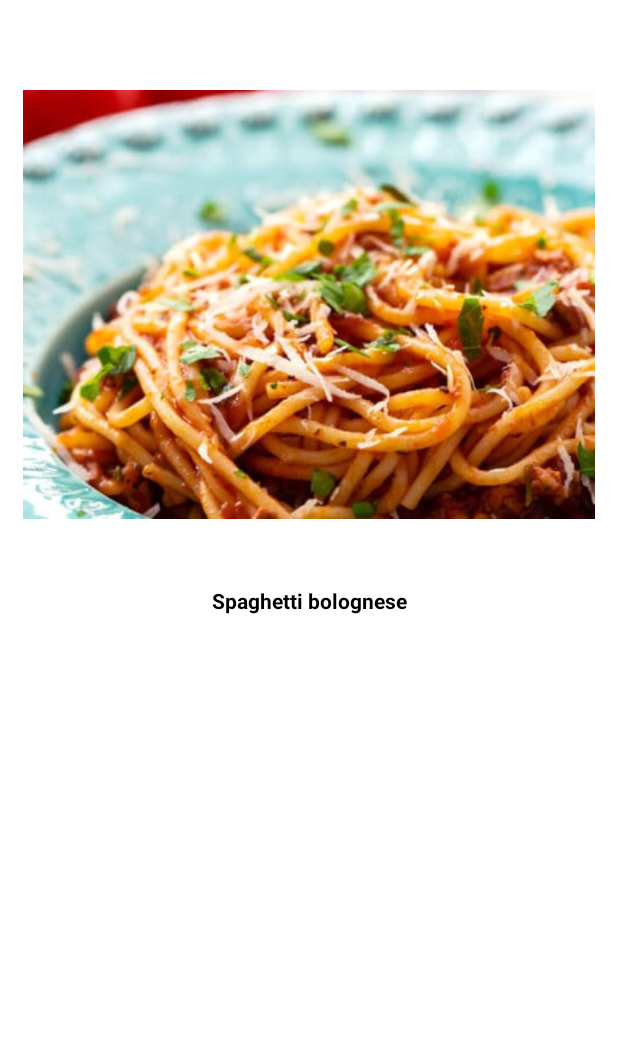
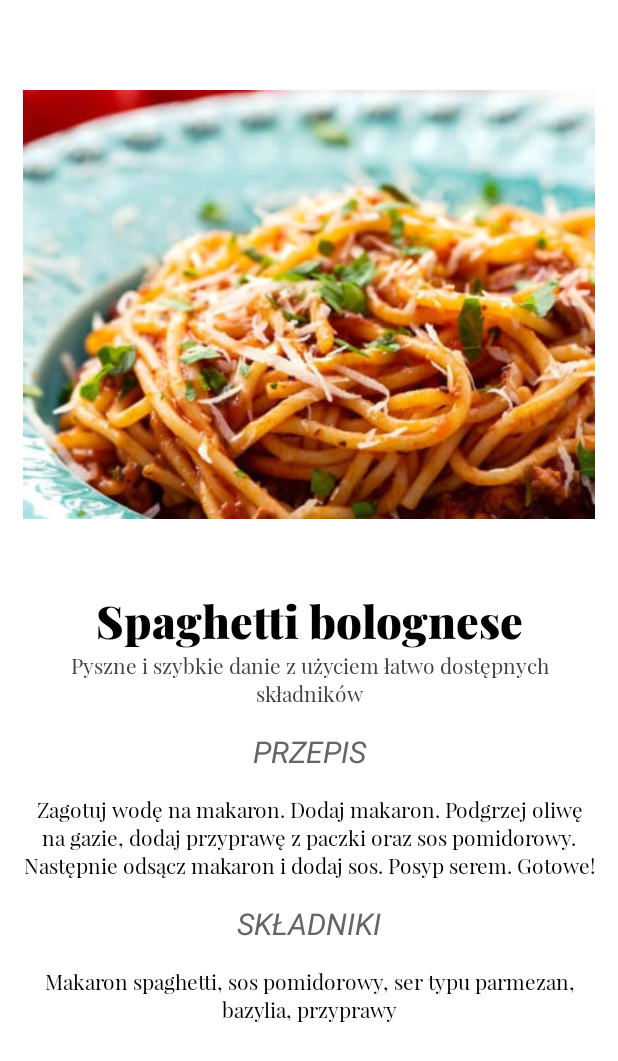
Before and after one commit to AndrzejKrzywda00/EverydayCook, an Android app: the layout dish_display_fragment.xml on its own in the app's theme, with its tools: preview values and no code run, on a phone screen of 412 x 824 dp. Shown: the top 1061 px of the screen. Run offline under Robolectric (Android 15) with nearby library versions, the phone set to English and light mode, and no system bars; Roboto replaces fonts that are not available here.

Commit message:
dodano podstawowy wygląd okna przedstawiania dania

```diff
--- /dev/null
+++ b/app/src/main/res/font/playfair_display_black.xml
@@ -0,0 +1,7 @@
+<?xml version="1.0" encoding="utf-8"?>
+<font-family xmlns:app="http://schemas.android.com/apk/res-auto"
+        app:fontProviderAuthority="com.google.android.gms.fonts"
+        app:fontProviderPackage="com.google.android.gms"
+        app:fontProviderQuery="name=Playfair Display&amp;weight=900"
+        app:fontProviderCerts="@array/com_google_android_gms_fonts_certs">
+</font-family>
--- a/app/src/main/res/layout/dish_display_fragment.xml
+++ b/app/src/main/res/layout/dish_display_fragment.xml
@@ -32,38 +32,71 @@
             <TextView
                 android:layout_width="match_parent"
                 android:layout_height="wrap_content"
+                android:fontFamily="@font/playfair_display_black"
                 android:text="@string/default_dish_name"
-                android:textStyle="bold"
+                android:textAlignment="center"
                 android:textColor="@color/black"
-                android:textAlignment="center">
+                android:textSize="30sp">
 
             </TextView>
 
             <!--Place for the subtitle-->
             <TextView
                 android:layout_width="match_parent"
-                android:layout_height="wrap_content">
+                android:layout_height="wrap_content"
+                android:text="@string/default_dish_description"
+                android:textAlignment="center"
+                android:fontFamily="@font/playfair_display"
+                android:textColor="@color/cardview_dark_background">
 
             </TextView>
+
+            <!--There goes line too-->
 
             <!--Place for text "RECIPE"-->
             <TextView
                 android:layout_width="match_parent"
-                android:layout_height="wrap_content">
+                android:layout_height="wrap_content"
+                android:text="@string/recipe_holder"
+                android:textColor="@color/dark_grey"
+                android:textSize="20sp"
+                android:textAlignment="center"
+                android:layout_margin="15dp"
+                android:textStyle="italic">
 
             </TextView>
 
             <!--Place for actual recipe text-->
             <TextView
                 android:layout_width="match_parent"
-                android:layout_height="wrap_content">
+                android:layout_height="wrap_content"
+                android:textAlignment="center"
+                android:textColor="@color/black"
+                android:text="@string/default_recipe"
+                android:fontFamily="@font/playfair_display">
 
             </TextView>
 
             <!--Place for text "INGREDIENTS"-->
             <TextView
                 android:layout_width="match_parent"
-                android:layout_height="wrap_content">
+                android:layout_height="wrap_content"
+                android:textColor="@color/dark_grey"
+                android:textAlignment="center"
+                android:textStyle="italic"
+                android:text="@string/ingredients_holder"
+                android:textSize="20sp"
+                android:layout_margin="15dp">
+
+            </TextView>
+
+            <TextView
+                android:layout_width="match_parent"
+                android:layout_height="wrap_content"
+                android:text="@string/default_ingredients"
+                android:textAlignment="center"
+                android:textColor="@color/black"
+                android:fontFamily="@font/playfair_display">
 
             </TextView>
 
--- a/app/src/main/res/values/colors.xml
+++ b/app/src/main/res/values/colors.xml
@@ -18,4 +18,5 @@
     <color name="green">#07c700</color>
     <color name="dark_blue">#2a50e8</color>
     <color name="delicate_yellow">#fff652</color>
+    <color name="dark_grey">#636664</color>
 </resources>
--- a/app/src/main/res/values/preloaded_fonts.xml
+++ b/app/src/main/res/values/preloaded_fonts.xml
@@ -2,6 +2,7 @@
 <resources>
     <array name="preloaded_fonts" translatable="false">
         <item>@font/lobster</item>
+        <item>@font/playfair_display_black</item>
         <item>@font/roboto_medium</item>
         <item>@font/roboto_thin</item>
     </array>
```
Also changed, not shown: app/src/main/res/font/playfair_display.ttf (added).
